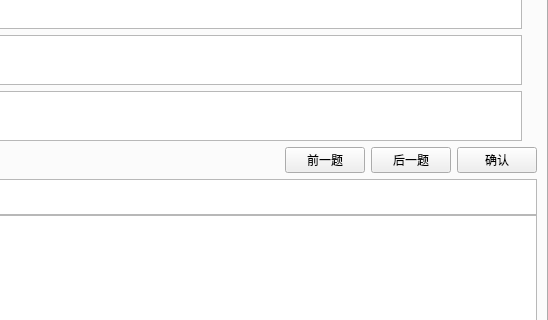
Above: QuestionApp/mainwindow.ui from Mercy1101/my_pratice before the change; both pictures show x 803 to 1351 and y 218 to 538 of the 1351 by 866 pixel window. Below: the same form after it.
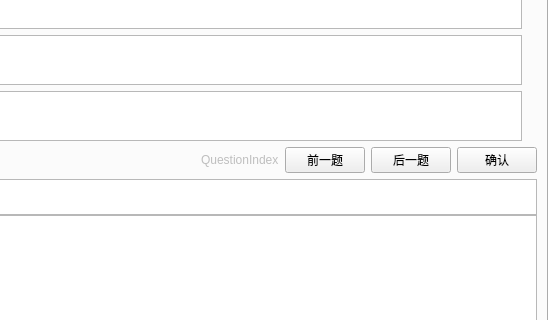
That is the form after the change.

Diff of the .ui file:
```diff
--- a/QuestionApp/mainwindow.ui
+++ b/QuestionApp/mainwindow.ui
@@ -216,6 +216,16 @@
                   </property>
                  </spacer>
                 </item>
+                <item>
+                 <widget class="QLabel" name="labelQuestionIndex">
+                  <property name="enabled">
+                   <bool>false</bool>
+                  </property>
+                  <property name="text">
+                   <string>QuestionIndex</string>
+                  </property>
+                 </widget>
+                </item>
                 <item>
                  <widget class="QPushButton" name="btnPrevQuestion">
                   <property name="text">
```
Left out of the diff: 6 changed lines with no effect on the pictures.
